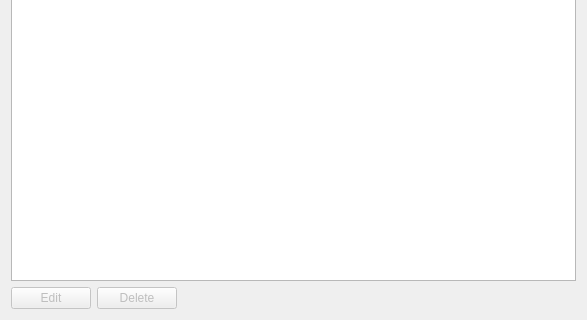
First picture: the form in forms/ui_sessionsform.ui, repository longedok/time-tracker, before the edit; both pictures show x 0 to 587 and y 164 to 484 of the 587 by 484 pixel window.
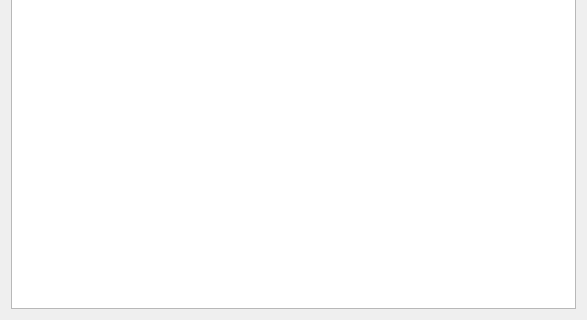
Second picture: the form after the edit.

```diff
--- a/forms/ui_sessionsform.ui
+++ b/forms/ui_sessionsform.ui
@@ -17,43 +17,6 @@
    <item>
     <widget class="QTableView" name="sessions_table"/>
    </item>
-   <item>
-    <layout class="QHBoxLayout" name="horizontalLayout">
-     <item>
-      <widget class="QPushButton" name="edit_button">
-       <property name="enabled">
-        <bool>false</bool>
-       </property>
-       <property name="text">
-        <string>Edit</string>
-       </property>
-      </widget>
-     </item>
-     <item>
-      <widget class="QPushButton" name="delete_button">
-       <property name="enabled">
-        <bool>false</bool>
-       </property>
-       <property name="text">
-        <string>Delete</string>
-       </property>
-      </widget>
-     </item>
-     <item>
-      <spacer name="horizontalSpacer">
-       <property name="orientation">
-        <enum>Qt::Horizontal</enum>
-       </property>
-       <property name="sizeHint" stdset="0">
-        <size>
-         <width>40</width>
-         <height>20</height>
-        </size>
-       </property>
-      </spacer>
-     </item>
-    </layout>
-   </item>
   </layout>
  </widget>
  <resources/>
```
